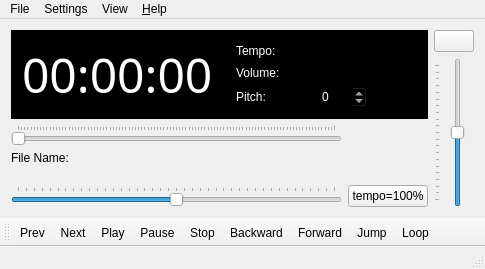
First picture: the form in guiplayer.ui, repository pedrolcl/dmidiplayer, before the edit.
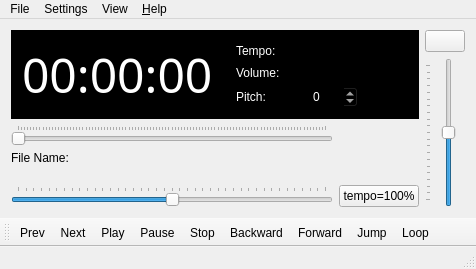
Second picture: the form after the edit. Icons and pictures are not drawn. Custom widgets are drawn as their Qt base class.

What changed in the file:
```diff
--- a/guiplayer.ui
+++ b/guiplayer.ui
@@ -6,7 +6,7 @@
    <rect>
     <x>0</x>
     <y>0</y>
-    <width>485</width>
+    <width>476</width>
     <height>269</height>
    </rect>
   </property>
@@ -480,7 +480,7 @@
     <rect>
      <x>0</x>
      <y>0</y>
-     <width>485</width>
+     <width>476</width>
      <height>23</height>
     </rect>
    </property>
```
Left out of the diff: 1 changed line with no effect on the pictures.
